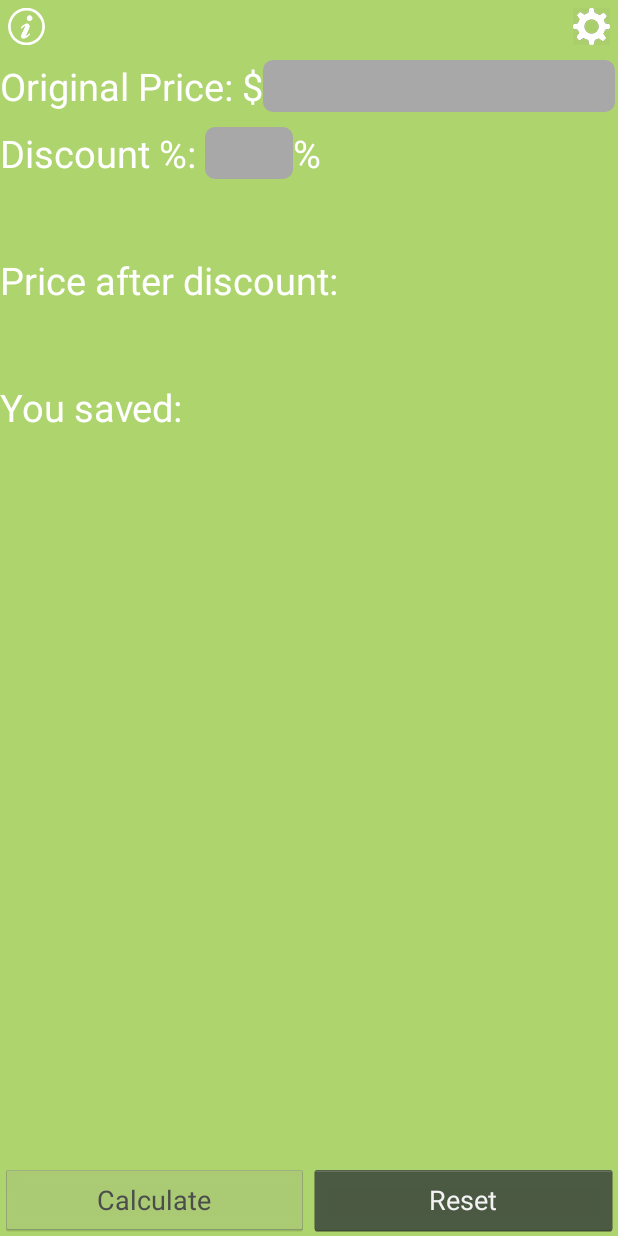
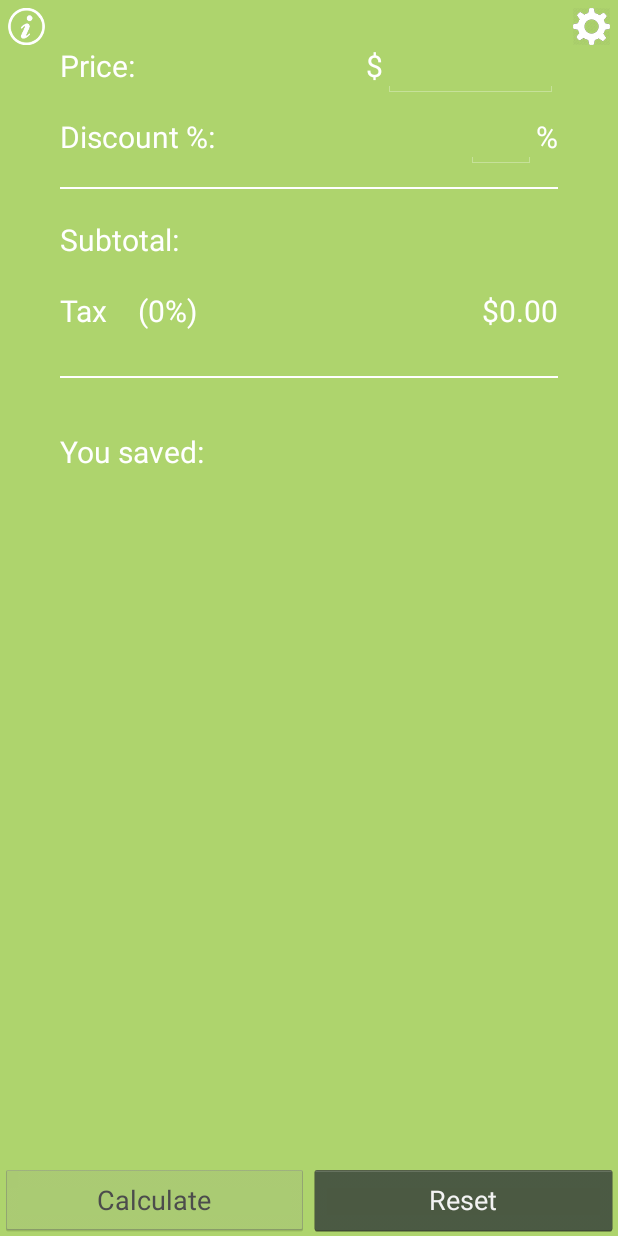
Before and after one commit to wburhan2/SpendingTracker, an Android app: the fragment Tab2Fragment placed in its activity, on a phone screen of 412 x 824 dp. Run offline under Robolectric (Android 15) with nearby library versions, the phone set to English and light mode, and no system bars.

Commit message:
Big changes. V 0.7
Completely revamped the layout.

```diff
--- a/app/build.gradle
+++ b/app/build.gradle
@@ -5,7 +5,7 @@ android {
     buildToolsVersion "19.0.3"
 
     defaultConfig {
-        minSdkVersion 11
+        minSdkVersion 10
         targetSdkVersion 19
         versionCode 1
         versionName "1.0"
--- a/app/src/main/AndroidManifest.xml
+++ b/app/src/main/AndroidManifest.xml
@@ -9,7 +9,8 @@
         android:theme="@style/AppTheme" >
         <activity
             android:name="com.spendingtracker.app.MainActivity"
-            android:label="@string/app_name" >
+            android:label="@string/app_name"
+            android:screenOrientation="portrait">
             <intent-filter>
                 <action android:name="android.intent.action.MAIN" />
 
--- a/app/src/main/java/com/spendingtracker/app/Tab1Fragment.java
+++ b/app/src/main/java/com/spendingtracker/app/Tab1Fragment.java
@@ -1,12 +1,16 @@
 package com.spendingtracker.app;
 
+import android.content.Context;
 import android.os.Bundle;
 import android.support.v4.app.Fragment;
 import android.text.Editable;
 import android.text.TextWatcher;
+import android.view.KeyEvent;
 import android.view.LayoutInflater;
 import android.view.View;
 import android.view.ViewGroup;
+import android.view.inputmethod.EditorInfo;
+import android.view.inputmethod.InputMethodManager;
 import android.widget.Button;
 import android.widget.EditText;
 import android.widget.TextView;
@@ -24,8 +28,8 @@ public class Tab1Fragment extends Fragment {
     private TextView mTotalTextView;
 
     @Override
-    public View onCreateView(LayoutInflater inflater, ViewGroup container,
-                             Bundle savedInstanceState) {
+    public View onCreateView(final LayoutInflater inflater, final ViewGroup container,
+                             final Bundle savedInstanceState) {
         if (container == null) {
             // We have different layouts, and in one of them this
             // fragment's containing frame doesn't exist.  The fragment
@@ -50,6 +54,18 @@ public class Tab1Fragment extends Fragment {
 
         mCost.addTextChangedListener(myTextWatcher);
         mTip.addTextChangedListener(myTextWatcher);
+        mTip.setOnEditorActionListener(new TextView.OnEditorActionListener() {
+            @Override
+            public boolean onEditorAction(TextView textView, int i, KeyEvent keyEvent) {
+                if (i == EditorInfo.IME_ACTION_DONE) {
+                    mCalculate.performClick();
+                    InputMethodManager inputManager = (InputMethodManager)inflater.getContext().getSystemService(Context.INPUT_METHOD_SERVICE);
+                    inputManager.hideSoftInputFromWindow(getActivity().getCurrentFocus().getWindowToken(), InputMethodManager.HIDE_NOT_ALWAYS);
+                    return true;
+                }
+                return false;
+            }
+        });
 
         mCalculate.setOnClickListener(new View.OnClickListener() {
             @Override
@@ -60,8 +76,11 @@ public class Tab1Fragment extends Fragment {
                 String costText = mCost.getText().toString();
                 String tipText = mTip.getText().toString();
 
-                if (costText.isEmpty() || tipText.isEmpty())
+                if (costText.isEmpty() || tipText.isEmpty()) {
+                    mTipTextView.setText("");
+                    mTotalTextView.setText("");
                     return;
+                }
 
                 double costValue = Double.parseDouble(mCost.getText().toString());
                 double tipValue = Double.parseDouble(mTip.getText().toString());
--- a/app/src/main/java/com/spendingtracker/app/Tab2Fragment.java
+++ b/app/src/main/java/com/spendingtracker/app/Tab2Fragment.java
@@ -1,12 +1,16 @@
 package com.spendingtracker.app;
 
+import android.content.Context;
 import android.os.Bundle;
 import android.support.v4.app.Fragment;
 import android.text.Editable;
 import android.text.TextWatcher;
+import android.view.KeyEvent;
 import android.view.LayoutInflater;
 import android.view.View;
 import android.view.ViewGroup;
+import android.view.inputmethod.EditorInfo;
+import android.view.inputmethod.InputMethodManager;
 import android.widget.Button;
 import android.widget.EditText;
 import android.widget.TextView;
@@ -18,12 +22,12 @@ public class Tab2Fragment extends Fragment {
 
     private Button mCalculate;
     private Button mReset;
-    private EditText mOriginalPrice;
-    private EditText mDiscount;
+    private EditText mOriginalPriceView;
+    private EditText mDiscountView;
     private TextView mAfterDiscount;
     private TextView mSaved;
 
-    public View onCreateView(LayoutInflater inflater, ViewGroup container, Bundle savedInstanceState) {
+    public View onCreateView(final LayoutInflater inflater, final ViewGroup container, final Bundle savedInstanceState) {
         if (container == null) {
             // We have different layouts, and in one of them this
             // fragment's containing frame doesn't exist.  The fragment
@@ -41,27 +45,45 @@ public class Tab2Fragment extends Fragment {
         mCalculate = (Button)v.findViewById(R.id.calculate_disc);
         mCalculate.setEnabled(false);
         mReset = (Button)v.findViewById(R.id.reset_disc);
-        mOriginalPrice = (EditText)v.findViewById(R.id.price_value);
-        mDiscount = (EditText)v.findViewById(R.id.discount_pct_value);
+        mOriginalPriceView = (EditText)v.findViewById(R.id.price_value);
+        mDiscountView = (EditText)v.findViewById(R.id.discount_pct_value);
         mAfterDiscount = (TextView)v.findViewById(R.id.total_value);
         mSaved = (TextView)v.findViewById(R.id.saved_value);
 
-        mOriginalPrice.addTextChangedListener(myTextWatcher);
-        mDiscount.addTextChangedListener(myTextWatcher);
+        mOriginalPriceView.addTextChangedListener(myTextWatcher);
+        mDiscountView.addTextChangedListener(myTextWatcher);
+
+        mDiscountView.setOnEditorActionListener(new TextView.OnEditorActionListener() {
+            @Override
+            public boolean onEditorAction(TextView textView, int i, KeyEvent keyEvent) {
+                if (i == EditorInfo.IME_ACTION_DONE) {
+                    mCalculate.performClick();/*
+                    if (mDiscountView.getText().length() != 0) {
+                        InputMethodManager inputManager = (InputMethodManager) inflater.getContext().getSystemService(Context.INPUT_METHOD_SERVICE);
+                        inputManager.hideSoftInputFromWindow(getActivity().getCurrentFocus().getWindowToken(), InputMethodManager.HIDE_NOT_ALWAYS);
+                        return true;
+                    }*/
+                }
+                return false;
+            }
+        });
 
         mCalculate.setOnClickListener(new View.OnClickListener() {
             @Override
             public void onClick(View view) {
-                if (mOriginalPrice.getText() == null || mDiscount.getText() == null)
+                if (mOriginalPriceView.getText() == null || mDiscountView.getText() == null)
                     return;
-                String originalPriceText = mOriginalPrice.getText().toString();
-                String discountText = mDiscount.getText().toString();
+                String originalPriceText = mOriginalPriceView.getText().toString();
+                String discountText = mDiscountView.getText().toString();
 
-                if (originalPriceText.isEmpty() || discountText.isEmpty())
+                if (originalPriceText.isEmpty() || discountText.isEmpty()) {
+                    mSaved.setText("");
+                    mAfterDiscount.setText("");
                     return;
+                }
 
-                double originalPrice = Double.parseDouble(mOriginalPrice.getText().toString());
-                double discount = Double.parseDouble(mDiscount.getText().toString());
+                double originalPrice = Double.parseDouble(mOriginalPriceView.getText().toString());
+                double discount = Double.parseDouble(mDiscountView.getText().toString());
                 double save = originalPrice * (discount / 100);
                 double finalPrice = originalPrice * ((100-discount) / 100);
                 mSaved.setText("$"+String.format("%.2f", save));
@@ -72,8 +94,8 @@ public class Tab2Fragment extends Fragment {
         mReset.setOnClickListener(new View.OnClickListener() {
             @Override
             public void onClick(View view) {
-                mOriginalPrice.setText("");
-                mDiscount.setText("");
+                mOriginalPriceView.setText("");
+                mDiscountView.setText("");
                 mAfterDiscount.setText("");
                 mSaved.setText("");
             }
@@ -90,8 +112,8 @@ public class Tab2Fragment extends Fragment {
 
         @Override
         public void onTextChanged(CharSequence charSequence, int i, int i2, int i3) {
-            if (mOriginalPrice.getText() == null || mOriginalPrice.getText().toString().isEmpty() ||
-                    mDiscount.getText() == null || mDiscount.getText().toString().isEmpty())
+            if (mOriginalPriceView.getText() == null || mOriginalPriceView.getText().toString().isEmpty() ||
+                    mDiscountView.getText() == null || mDiscountView.getText().toString().isEmpty())
                 mCalculate.setEnabled(false);
             else
                 mCalculate.setEnabled(true);
--- a/app/src/main/res/layout/tab2_frag_layout.xml
+++ b/app/src/main/res/layout/tab2_frag_layout.xml
@@ -4,102 +4,155 @@
     xmlns:android="http://schemas.android.com/apk/res/android"
     android:orientation="vertical"
     android:layout_width="fill_parent"
-    android:layout_height="fill_parent"
-    >
+    android:layout_height="fill_parent">
 
+    <RelativeLayout
+        android:layout_marginLeft="@dimen/overall_discount_layout__margin"
+        android:layout_width="wrap_content"
+        android:layout_height="match_parent"
+        android:layout_marginRight="@dimen/overall_discount_layout__margin">
     <TextView
-        android:paddingTop="40dp"
+        android:layout_marginTop="@dimen/top_margin"
         android:id="@+id/original_price"
-        android:text="Original Price: $"
-        android:textSize="25sp"
+        android:text="Price:"
+        android:textSize="@dimen/text_size"
         android:layout_width="wrap_content"
         android:layout_height="wrap_content" />
     <EditText
         android:layout_width="wrap_content"
         android:layout_height="wrap_content"
         android:inputType="numberDecimal"
-        android:textColor="@color/white"
-        android:background="@drawable/rounded_edges"
-        android:ems="8"
-        android:textSize="25sp"
+        android:textColor="@color/edit_text_color"
+        android:ems="5"
+        android:textSize="@dimen/text_size"
         android:id="@+id/price_value"
-        android:layout_alignParentTop="true"
-        android:layout_toRightOf="@+id/original_price"
-        android:layout_alignBaseline="@+id/original_price"/>
+        android:layout_alignBaseline="@id/original_price"
+        android:layout_alignRight="@id/disc_line"
+        android:gravity="right"/>
+    <TextView
+        android:layout_width="wrap_content"
+        android:layout_height="wrap_content"
+        android:textSize="@dimen/text_size"
+        android:text="$"
+        android:layout_alignBaseline="@id/original_price"
+        android:layout_toLeftOf="@id/price_value"/>
 
     <TextView
         android:id="@+id/discount_pct"
         android:text="Discount %: "
-        android:textSize="25sp"
+        android:textSize="@dimen/text_size"
         android:layout_width="wrap_content"
         android:layout_height="wrap_content"
-        android:layout_below="@+id/original_price"
-        android:paddingTop="10dp" />
+        android:layout_below="@id/original_price"
+        android:layout_marginTop="@dimen/tip_cost_margin"
+        android:layout_marginBottom="@dimen/tip_cost_margin"/>
 
     <EditText
         android:layout_width="wrap_content"
         android:layout_height="wrap_content"
         android:inputType="numberDecimal"
-        android:textColor="@color/white"
-        android:background="@drawable/rounded_edges"
+        android:textColor="@color/edit_text_color"
         android:ems="2"
-        android:textSize="25sp"
+        android:textSize="@dimen/text_size"
         android:id="@+id/discount_pct_value"
-        android:layout_toRightOf="@+id/discount_pct"
-        android:layout_below="@+id/price_value"
-        android:layout_alignBaseline="@+id/discount_pct"/>
+        android:layout_toLeftOf="@id/pct"
+        android:layout_alignBaseline="@id/discount_pct"/>
 
     <TextView
+        android:id="@+id/pct"
         android:layout_width="wrap_content"
         android:layout_height="wrap_content"
-        android:textSize="25sp"
+        android:textSize="@dimen/text_size"
         android:text="%"
-        android:layout_below="@+id/original_price"
-        android:layout_toRightOf="@id/discount_pct_value"
-        android:paddingTop="10dp"
-        android:layout_alignBaseline="@+id/discount_pct"/>
+        android:layout_below="@id/original_price"
+        android:layout_alignRight="@id/disc_line"
+        android:layout_alignBaseline="@id/discount_pct"
+        android:gravity="right"/>
+
+    <View
+        android:id="@+id/disc_line"
+        android:layout_width="fill_parent"
+        android:layout_height="1dp"
+        android:background="@color/white"
+        android:layout_below="@id/discount_pct"/>
 
     <TextView
         android:id="@+id/final_price"
         android:layout_width="wrap_content"
         android:layout_height="wrap_content"
-        android:text="Price after discount: "
-        android:textSize="25sp"
-        android:layout_below="@id/discount_pct"
-        android:paddingTop="50dp"/>
+        android:text="Subtotal: "
+        android:textSize="@dimen/text_size"
+        android:layout_below="@id/disc_line"
+        android:layout_marginTop="@dimen/tip_cost_margin"/>
 
     <TextView
         android:id="@+id/total_value"
         android:layout_width="wrap_content"
         android:layout_height="wrap_content"
-        android:textSize="25sp"
-        android:layout_below="@+id/discount_pct_value"
-        android:layout_toRightOf="@+id/final_price"
-        android:layout_alignBaseline="@+id/final_price"
+        android:textSize="@dimen/text_size"
+        android:layout_toRightOf="@id/final_price"
+        android:layout_alignBaseline="@id/final_price"
+        android:layout_alignRight="@id/disc_line"
         android:freezesText="true"
-        android:paddingTop="50dp"/>
+        android:gravity="right"/>
+
+    <TextView
+        android:id="@+id/tax"
+        android:layout_width="wrap_content"
+        android:layout_height="wrap_content"
+        android:layout_below="@id/final_price"
+        android:textSize="@dimen/text_size"
+        android:text="Tax"
+        android:layout_marginTop="@dimen/tip_cost_margin"/>
+    <TextView
+        android:id="@+id/tax_pct"
+        android:layout_width="wrap_content"
+        android:layout_height="wrap_content"
+        android:layout_toRightOf="@id/tax"
+        android:textSize="@dimen/text_size"
+        android:text="(0%)"
+        android:layout_alignBaseline="@id/tax"
+        android:layout_marginLeft="@dimen/tip_cost_margin"
+        android:freezesText="true"/>
+    <TextView
+        android:id="@+id/tax_value"
+        android:layout_width="wrap_content"
+        android:layout_height="wrap_content"
+        android:layout_alignBaseline="@id/tax"
+        android:layout_alignRight="@id/disc_line"
+        android:textSize="@dimen/text_size"
+        android:text="$0.00"
+        android:gravity="right"
+        android:freezesText="true"/>
+    <View
+        android:id="@+id/line"
+        android:layout_width="fill_parent"
+        android:layout_height="1dp"
+        android:background="@color/white"
+        android:layout_below="@id/tax"
+        android:layout_marginTop="@dimen/most_margin"/>
 
     <TextView
         android:id="@+id/saved"
         android:layout_width="wrap_content"
         android:layout_height="wrap_content"
         android:text="You saved: "
-        android:textSize="25sp"
-        android:layout_below="@id/final_price"
-        android:paddingTop="50dp"/>
+        android:textSize="@dimen/text_size"
+        android:layout_below="@id/line"
+        android:layout_marginTop="@dimen/total_margin"/>
 
     <TextView
         android:id="@+id/saved_value"
         android:layout_width="wrap_content"
         android:layout_height="wrap_content"
-        android:textSize="25sp"
+        android:textSize="@dimen/text_size"
         android:textColor="@color/red"
-        android:layout_below="@+id/total_value"
-        android:layout_toRightOf="@+id/saved"
-        android:layout_alignBaseline="@+id/saved"
+        android:layout_toRightOf="@id/saved"
+        android:layout_alignBaseline="@id/saved"
         android:freezesText="true"
-        android:paddingTop="50dp"/>
-
+        android:layout_alignRight="@id/line"
+        android:gravity="right"/>
+    </RelativeLayout>
     <LinearLayout
         android:layout_width="fill_parent"
         android:layout_height="wrap_content"
@@ -110,7 +163,6 @@
             android:layout_width="0dip"
             android:layout_height="wrap_content"
             android:layout_weight="1"/>
-
         <Button
             android:id="@+id/reset_disc"
             android:text="@string/reset"
@@ -118,6 +170,4 @@
             android:layout_height="wrap_content"
             android:layout_weight="1"/>
     </LinearLayout>
-
-
 </RelativeLayout>
--- /dev/null
+++ b/app/src/main/res/values-hdpi/dimens.xml
@@ -0,0 +1,10 @@
+<?xml version="1.0" encoding="utf-8"?>
+<resources>
+    <dimen name="text_size">20sp</dimen>
+    <dimen name="top_margin">30dp</dimen>
+    <dimen name="overall_layout__margin">60dp</dimen>
+    <dimen name="overall_discount_layout__margin">40dp</dimen>
+    <dimen name="tip_cost_margin">20dp</dimen>
+    <dimen name="most_margin">30dp</dimen>
+    <dimen name="total_margin">35dp</dimen>
+</resources>
--- /dev/null
+++ b/app/src/main/res/values-ldpi/dimens.xml
@@ -0,0 +1,10 @@
+<?xml version="1.0" encoding="utf-8"?>
+<resources>
+    <dimen name="text_size">20sp</dimen>
+    <dimen name="top_margin">30dp</dimen>
+    <dimen name="overall_layout__margin">50dp</dimen>
+    <dimen name="overall_discount_layout__margin">40dp</dimen>
+    <dimen name="tip_cost_margin">8dp</dimen>
+    <dimen name="most_margin">8dp</dimen>
+    <dimen name="total_margin">20dp</dimen>
+</resources>
--- /dev/null
+++ b/app/src/main/res/values-mdpi/dimens.xml
@@ -0,0 +1,10 @@
+<?xml version="1.0" encoding="utf-8"?>
+<resources>
+    <dimen name="text_size">35sp</dimen>
+    <dimen name="top_margin">70dp</dimen>
+    <dimen name="overall_layout__margin">120dp</dimen>
+    <dimen name="overall_discount_layout__margin">100dp</dimen>
+    <dimen name="tip_cost_margin">50dp</dimen>
+    <dimen name="most_margin">60dp</dimen>
+    <dimen name="total_margin">80dp</dimen>
+</resources>
--- /dev/null
+++ b/app/src/main/res/values-v10/color.xml
@@ -0,0 +1,4 @@
+<?xml version="1.0" encoding="utf-8"?>
+<resources>
+    <color name="edit_text_color">#000000</color>
+</resources>
--- /dev/null
+++ b/app/src/main/res/values-v11/color.xml
@@ -0,0 +1,4 @@
+<?xml version="1.0" encoding="utf-8"?>
+<resources>
+    <color name="edit_text_color">#FFFFFF</color>
+</resources>
--- /dev/null
+++ b/app/src/main/res/values-xhdpi/dimens.xml
@@ -0,0 +1,10 @@
+<?xml version="1.0" encoding="utf-8"?>
+<resources>
+    <dimen name="text_size">25sp</dimen>
+    <dimen name="top_margin">35dp</dimen>
+    <dimen name="overall_layout__margin">65dp</dimen>
+    <dimen name="overall_discount_layout__margin">45dp</dimen>
+    <dimen name="tip_cost_margin">20dp</dimen>
+    <dimen name="most_margin">35dp</dimen>
+    <dimen name="total_margin">40dp</dimen>
+</resources>
--- /dev/null
+++ b/app/src/main/res/values-xxhdpi/dimens.xml
@@ -0,0 +1,10 @@
+<?xml version="1.0" encoding="utf-8"?>
+<resources>
+    <dimen name="text_size">25sp</dimen>
+    <dimen name="top_margin">40dp</dimen>
+    <dimen name="overall_layout__margin">70dp</dimen>
+    <dimen name="overall_discount_layout__margin">50dp</dimen>
+    <dimen name="tip_cost_margin">25dp</dimen>
+    <dimen name="most_margin">40dp</dimen>
+    <dimen name="total_margin">50dp</dimen>
+</resources>
--- a/app/src/main/res/values/color.xml
+++ b/app/src/main/res/values/color.xml
@@ -2,6 +2,8 @@
 <resources>
     <color name="red">#CE211B</color>
     <color name="background">#AED46D</color>
+    <color name="edit_text_color">#FFFFFF</color>
     <color name="white">#FFFFFF</color>
-    <color name="edit_text_color">#619900</color>
+    <color name="edit_text_background_color">#619900</color>
+    <color name="magenta">#CA1F7B</color>
 </resources>
--- a/app/src/main/res/values/dimens.xml
+++ b/app/src/main/res/values/dimens.xml
@@ -2,5 +2,11 @@
     <!-- Default screen margins, per the Android Design guidelines. -->
     <dimen name="activity_horizontal_margin">16dp</dimen>
     <dimen name="activity_vertical_margin">16dp</dimen>
-
+    <dimen name="top_margin">30dp</dimen>
+    <dimen name="text_size">25sp</dimen>
+    <dimen name="overall_layout__margin">60dp</dimen>
+    <dimen name="overall_discount_layout__margin">40dp</dimen>
+    <dimen name="tip_cost_margin">20dp</dimen>
+    <dimen name="most_margin">30dp</dimen>
+    <dimen name="total_margin">30dp</dimen>
     </resources>
```
Also changed, not shown: app/src/main/res/layout/tab1_frag_layout.xml (+67 -42 lines), 1 other file.
